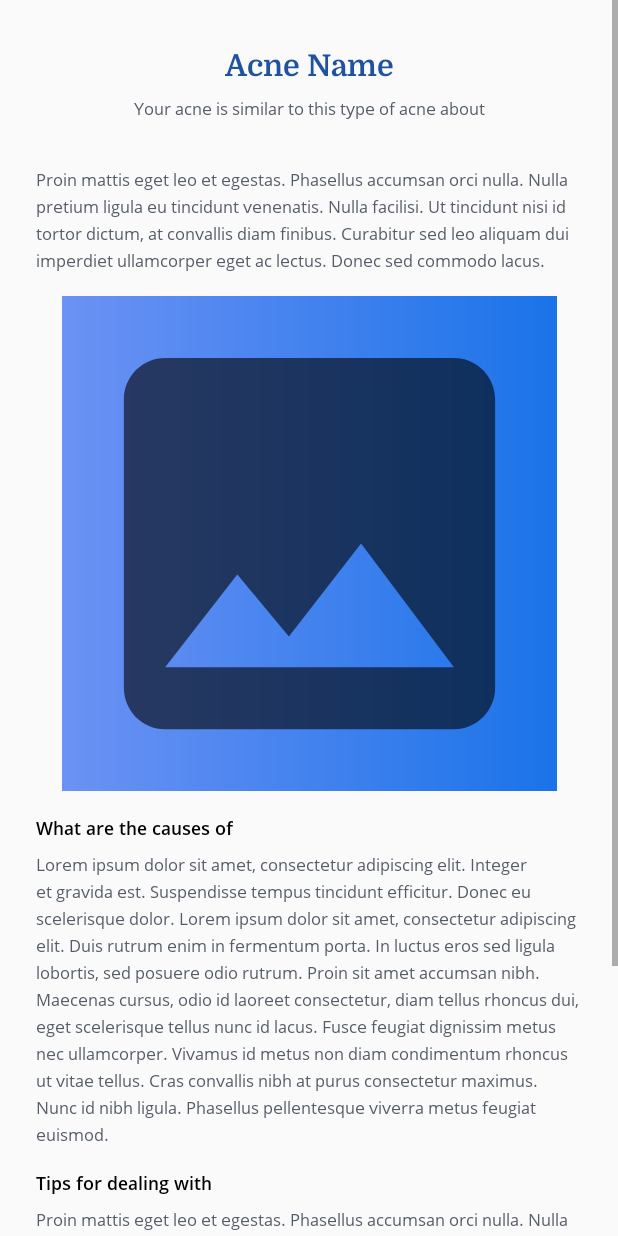
After one commit to LuhutPakpahan/Capstone, an Android app: the SpecificDetailActivity screen opened directly, with no data from a screen before it, on a phone screen of 412 x 824 dp. The commit adds this screen. Run offline under Robolectric (Android 15) with nearby library versions, the phone set to English and light mode, and no system bars.

Commit message:
Update specific detail layout

```diff
--- a/app/build.gradle
+++ b/app/build.gradle
@@ -6,6 +6,10 @@ plugins {
 android {
     compileSdkVersion 30
     buildToolsVersion "30.0.3"
+
+    buildFeatures {
+        viewBinding true
+    }
 
     defaultConfig {
         applicationId "com.bffa3.myapplication"
--- a/app/src/main/AndroidManifest.xml
+++ b/app/src/main/AndroidManifest.xml
@@ -11,7 +11,7 @@
         android:theme="@style/Theme.MyApplication">
         <activity android:name=".ui.result.ResultActivity" />
         <activity android:name=".ui.emailreset.EmailResetActivity" />
-        <activity android:name=".ui.specificdetail.SpecificDetail"
+        <activity android:name=".ui.specificdetail.SpecificDetailActivity"
             android:theme="@style/Theme.AppCompat.Light.NoActionBar">
 
         </activity>
--- /dev/null
+++ b/app/src/main/java/com/bffa3/myapplication/ui/specificdetail/SpecificDetailActivity.kt
@@ -0,0 +1,28 @@
+package com.bffa3.myapplication.ui.specificdetail
+
+import androidx.appcompat.app.AppCompatActivity
+import android.os.Bundle
+import androidx.recyclerview.widget.LinearLayoutManager
+import androidx.recyclerview.widget.RecyclerView
+import com.bffa3.myapplication.R
+import com.bffa3.myapplication.databinding.ActivitySpecificDetailBinding
+
+class SpecificDetailActivity : AppCompatActivity() {
+
+    private lateinit var binding: ActivitySpecificDetailBinding
+    private lateinit var adapter: SpecificDetailAdapter
+
+    override fun onCreate(savedInstanceState: Bundle?) {
+        super.onCreate(savedInstanceState)
+        binding = ActivitySpecificDetailBinding.inflate(layoutInflater)
+        setContentView(binding.root)
+
+        adapter = SpecificDetailAdapter()
+
+        binding.rvOtherAcneImage.apply {
+            layoutManager = LinearLayoutManager(this@SpecificDetailActivity, LinearLayoutManager.HORIZONTAL, false)
+            setHasFixedSize(true)
+            adapter = adapter
+        }
+    }
+}
--- a/app/src/main/res/layout/activity_specific_detail.xml
+++ b/app/src/main/res/layout/activity_specific_detail.xml
@@ -4,7 +4,7 @@
     xmlns:tools="http://schemas.android.com/tools"
     android:layout_width="match_parent"
     android:layout_height="match_parent"
-    tools:context=".ui.specificdetail.SpecificDetail">
+    tools:context=".ui.specificdetail.SpecificDetailActivity">
 
     <androidx.constraintlayout.widget.ConstraintLayout
         android:layout_width="match_parent"
@@ -48,8 +48,8 @@
 
         <ImageView
             android:id="@+id/iv_selected_acne"
-            android:layout_width="250dp"
-            android:layout_height="250dp"
+            android:layout_width="330dp"
+            android:layout_height="330dp"
             android:layout_marginVertical="16dp"
             android:background="@drawable/gradient"
             android:src="@drawable/ic_baseline_image_24"
@@ -59,6 +59,8 @@
             tools:ignore="ContentDescription" />
 
         <androidx.recyclerview.widget.RecyclerView
+            tools:listitem="@layout/item_specific_detail"
+            android:orientation="horizontal"
             android:id="@+id/rv_other_acne_image"
             android:layout_width="wrap_content"
             android:layout_height="wrap_content"
```
Also changed, not shown: app/src/main/java/com/bffa3/myapplication/ui/specificdetail/SpecificDetail.kt (deleted, +0 -12 lines), app/src/main/java/com/bffa3/myapplication/ui/specificdetail/SpecificDetailAdapter.kt (added, +35 -0 lines), app/src/main/res/layout/item_specific_detail.xml (added, +16 -0 lines).
